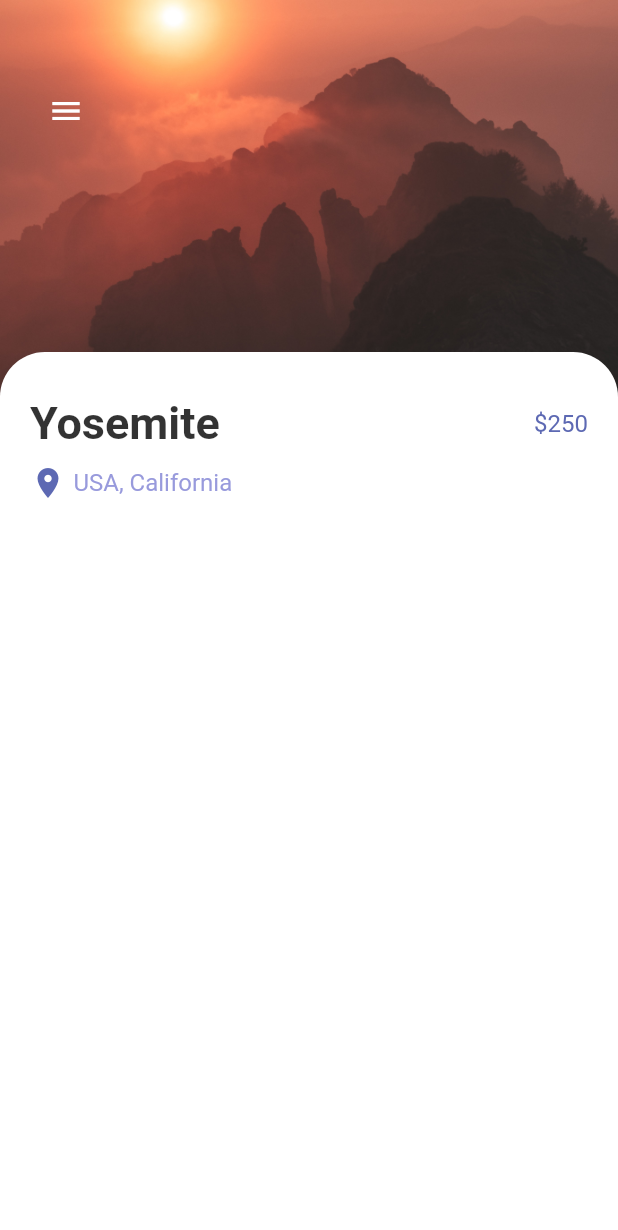
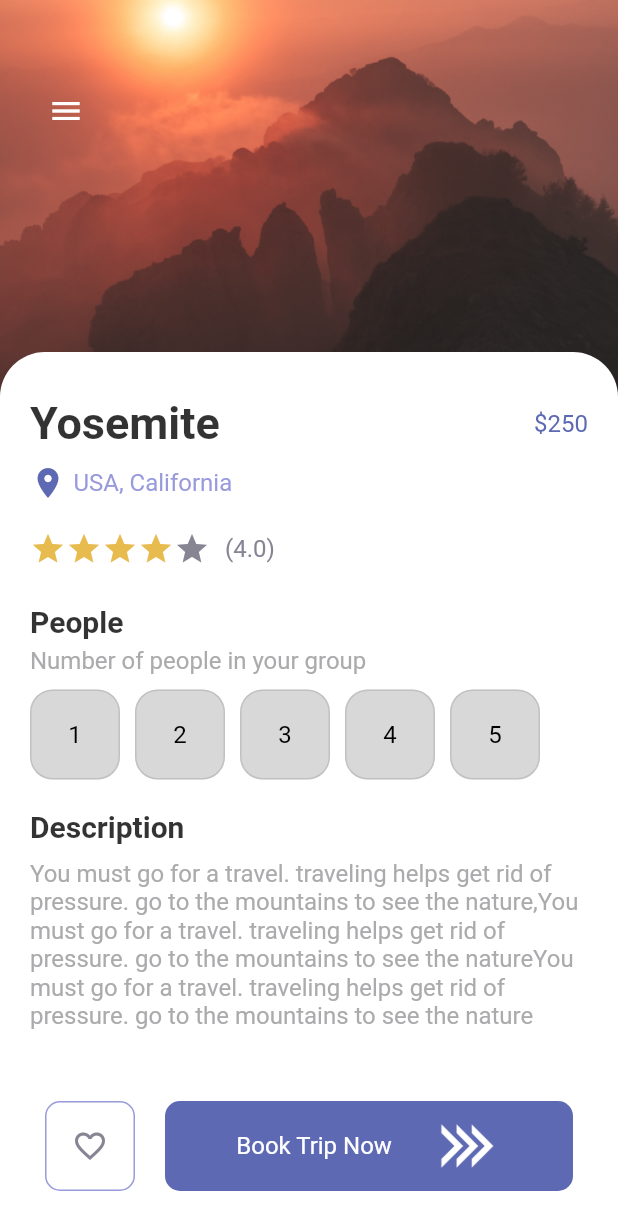
Before and after one commit to SHINDONGDONG/beginners_flutter, a Flutter app: the screen it shows after launch, on a phone screen of 412 x 824 dp. Shown: the top 1230 px of the screen. Run offline on Flutter 3.47's test engine with Material 2 defaults, Android fonts, the phone set to English and light mode, and no system bars.

Commit message:
Detail Page Com

```diff
--- a/lib/pages/detail_page.dart
+++ b/lib/pages/detail_page.dart
@@ -1,6 +1,8 @@
 import 'package:beginners_flutter/misc/colors.dart';
+import 'package:beginners_flutter/widget/app_buttons.dart';
 import 'package:beginners_flutter/widget/app_large_text.dart';
 import 'package:beginners_flutter/widget/app_text.dart';
+import 'package:beginners_flutter/widget/responsive_button.dart';
 import 'package:flutter/cupertino.dart';
 import 'package:flutter/material.dart';
 
@@ -12,6 +14,8 @@ class DetailPage extends StatefulWidget {
 }
 
 class _DetailPageState extends State<DetailPage> {
+  int selectIndex = -1;
+
   @override
   Widget build(BuildContext context) {
     return Scaffold(
@@ -27,7 +31,6 @@ class _DetailPageState extends State<DetailPage> {
               left: 0,
               right: 0,
               child: Container(
-
                 width: double.maxFinite,
                 height: MediaQuery.of(context).size.height / 3,
                 decoration: BoxDecoration(
@@ -37,36 +40,131 @@ class _DetailPageState extends State<DetailPage> {
               ),
             ),
             Positioned(
-              top: MediaQuery.of(context).size.height / 3 -40,
+              top: MediaQuery.of(context).size.height / 3 - 40,
               child: Container(
-                padding: EdgeInsets.only(left: 20,right: 20,bottom: 20,top: 30),
+                padding:
+                    EdgeInsets.only(left: 20, right: 20, bottom: 20, top: 30),
                 width: MediaQuery.of(context).size.width,
                 height: MediaQuery.of(context).size.height,
                 decoration: BoxDecoration(
-                  color: Colors.white ,
+                  color: Colors.white,
                   borderRadius: BorderRadius.only(
                     topLeft: Radius.circular(30),
                     topRight: Radius.circular(30),
                   ),
                 ),
                 child: Column(
+                  crossAxisAlignment: CrossAxisAlignment.start,
                   children: [
                     Row(
                       mainAxisAlignment: MainAxisAlignment.spaceBetween,
                       children: [
-                        AppLargeText(text: "Yosemite",color: Colors.black.withOpacity(0.8),),
+                        AppLargeText(
+                          text: "Yosemite",
+                          color: Colors.black.withOpacity(0.8),
+                        ),
                         AppText(text: "\$250", color: AppColors.mainColor),
                       ],
                     ),
-                    SizedBox(height: 10,),
+                    SizedBox(
+                      height: 10,
+                    ),
                     Row(
                       children: [
-                        Icon(Icons.location_on, color: AppColors.mainColor,),
-                        const SizedBox(width: 5,),
-                        AppText(text: "USA, California", color: AppColors.textColor1,),
-
+                        Icon(
+                          Icons.location_on,
+                          color: AppColors.mainColor,
+                        ),
+                        const SizedBox(
+                          width: 5,
+                        ),
+                        AppText(
+                          text: "USA, California",
+                          color: AppColors.textColor1,
+                        ),
                       ],
                     ),
+                    SizedBox(
+                      height: 20,
+                    ),
+                    Row(
+                      children: [
+                        Wrap(
+                          children: List.generate(5, (index) {
+                            return Icon(Icons.star,
+                                color: index < 4
+                                    ? AppColors.startColor
+                                    : AppColors.textColor2);
+                          }),
+                        ),
+                        SizedBox(
+                          width: 10,
+                        ),
+                        AppText(
+                          text: "(4.0)",
+                          color: AppColors.textColor2,
+                        ),
+                      ],
+                    ),
+                    SizedBox(
+                      height: 25,
+                    ),
+                    AppLargeText(
+                      text: "People",
+                      color: Colors.black.withOpacity(0.8),
+                      size: 20,
+                    ),
+                    SizedBox(
+                      height: 5,
+                    ),
+                    AppText(
+                      text: "Number of people in your group",
+                      color: AppColors.mainTextColor,
+                    ),
+                    SizedBox(
+                      height: 10,
+                    ),
+                    Wrap(
+                      children: List.generate(5, (index) {
+                        return InkWell(
+                          onTap: () {
+                            setState(() {
+                              selectIndex = index;
+                            });
+                          },
+                          child: Container(
+                            margin: const EdgeInsets.only(right: 10),
+                            child: AppButtons(
+                              size: 15,
+                              color: selectIndex == index
+                                  ? Colors.white
+                                  : Colors.black,
+                              backgroundColor: selectIndex == index
+                                  ? Colors.black
+                                  : Colors.grey.withOpacity(0.4),
+                              borderColor: Colors.grey.withOpacity(0.4),
+                              text: (index + 1).toString(),
+                            ),
+                          ),
+                        );
+                      }),
+                    ),
+                    SizedBox(
+                      height: 20,
+                    ),
+                    AppLargeText(
+                      text: "Description",
+                      color: Colors.black.withOpacity(0.8),
+                      size: 20,
+                    ),
+                    SizedBox(height: 10,),
+                    AppText(
+                      text:
+                          "You must go for a travel. traveling helps get rid of pressure. go to the mountains to see the nature,"
+                              "You must go for a travel. traveling helps get rid of pressure. go to the mountains to see the nature"
+                      "You must go for a travel. traveling helps get rid of pressure. go to the mountains to see the nature",
+                      color: AppColors.mainTextColor,
+                    )
                   ],
                 ),
               ),
@@ -84,6 +182,25 @@ class _DetailPageState extends State<DetailPage> {
                 ],
               ),
             ),
+            Positioned(
+              bottom: 30,
+              left: 30,
+              right: 30,
+              child: Row(
+              children: [
+                AppButtons(size: 10,
+                    color: AppColors.textColor2,
+                    backgroundColor: Colors.white,
+                    borderColor: AppColors.textColor1,
+                    isIcon: true,
+                    icon: Icons.favorite_border,
+                ),
+                SizedBox(width: 20,),
+                ResponsiveButton(
+                  isResponsive: true,
+                )
+              ],
+            ),),
           ],
         ),
       ),
--- /dev/null
+++ b/lib/widget/app_buttons.dart
@@ -0,0 +1,49 @@
+import 'package:beginners_flutter/widget/app_text.dart';
+import 'package:flutter/cupertino.dart';
+import 'package:flutter/material.dart';
+
+class AppButtons extends StatelessWidget {
+  final Color color;
+  String? text;
+  IconData? icon;
+  final Color backgroundColor;
+  double size;
+  final Color borderColor;
+  bool? isIcon;
+
+  AppButtons(
+      {Key? key,
+      this.isIcon = false,
+      this.text="hi",
+      this.icon,
+      required this.size,
+      required this.color,
+      required this.backgroundColor,
+      required this.borderColor})
+      : super(key: key);
+
+  @override
+  Widget build(BuildContext context) {
+    return Container(
+      height: 60,
+      width: 60,
+      decoration: BoxDecoration(
+          borderRadius: BorderRadius.circular(size),
+          color: backgroundColor,
+          border: Border.all(color: borderColor, width: 1)),
+      child: isIcon == false
+          ? Center(
+            child: AppText(
+                text: text!,
+                color: color,
+              ),
+          )
+          : Center(
+            child: Icon(
+                icon,
+                color: color,
+              ),
+          ),
+    );
+  }
+}
--- a/lib/widget/responsive_button.dart
+++ b/lib/widget/responsive_button.dart
@@ -1,29 +1,37 @@
 import 'package:beginners_flutter/misc/colors.dart';
+import 'package:beginners_flutter/widget/app_text.dart';
 import 'package:flutter/cupertino.dart';
+import 'package:flutter/material.dart';
 
 class ResponsiveButton extends StatelessWidget {
   bool? isResponsive;
   double? width;
 
-  ResponsiveButton({Key? key, this.width, this.isResponsive = false}) : super(key: key);
+  ResponsiveButton({Key? key, this.width=120, this.isResponsive = false}) : super(key: key);
 
 
   @override
   Widget build(BuildContext context) {
 
-    return Container(
+    return Flexible(
+      child: Container(
         padding: const EdgeInsets.symmetric(vertical: 10, horizontal: 20),
-      width: width,
+        width: isResponsive == true ? double.maxFinite: width,
         height: 60,
         decoration: BoxDecoration(
           borderRadius: BorderRadius.circular(10),
            color: AppColors.mainColor
         ),
         child: Row(
-        mainAxisAlignment: MainAxisAlignment.center,
+          //isRsponsive가 true이면 길쭉한 버튼을 만들것이고 아니면 조그만거라서
+          //아래의 조건으로 바꿔준다
+          mainAxisAlignment:
+          isResponsive==true ? MainAxisAlignment.spaceEvenly:MainAxisAlignment.center,
           children: [
+            isResponsive==true ? AppText(text: "Book Trip Now", color:Colors.white,): Container(),
             Image.asset("img/button-one.png"),
           ],
+        ),
       ),
     );
   }
```
Also changed, not shown: img/button-one.png. Lines whose indentation alone changed are shown as unchanged.
